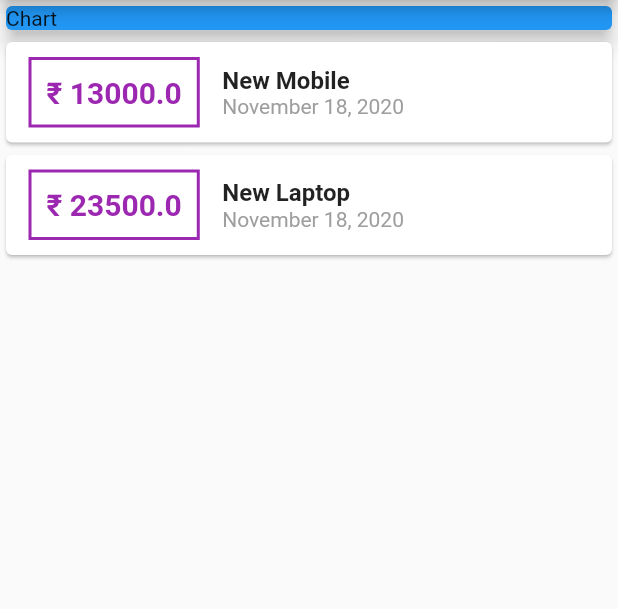
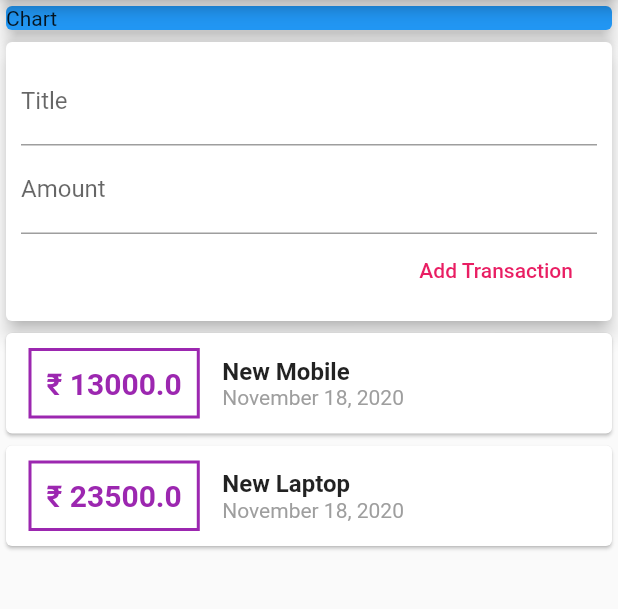
Before and after one commit to aryankush25/flutter_expenses_app, a Flutter app: the screen it shows after launch, on a phone screen of 412 x 824 dp, the part 84-693 px from its top. Run offline on Flutter 3.47's test engine with Material 2 defaults, Android fonts, the phone set to English and light mode, and no system bars.

Commit message:
Input Fields added

```diff
--- a/lib/main.dart
+++ b/lib/main.dart
@@ -36,6 +36,12 @@ class MyHomePage extends StatelessWidget {
     )
   ];
 
+  // String titleInput;
+  // String amountInput;
+
+  final titleController = TextEditingController();
+  final amountController = TextEditingController();
+
   @override
   Widget build(BuildContext context) {
     return Scaffold(
@@ -51,6 +57,46 @@ class MyHomePage extends StatelessWidget {
               color: Colors.blue,
               child: Text('Chart'),
               elevation: 5,
+            ),
+          ),
+          Card(
+            elevation: 5,
+            child: Container(
+              padding: EdgeInsets.all(10),
+              child: Column(
+                crossAxisAlignment: CrossAxisAlignment.end,
+                children: <Widget>[
+                  TextField(
+                    decoration: InputDecoration(
+                      labelText: 'Title',
+                    ),
+                    controller: titleController,
+                    // onChanged: (value) {
+                    //   titleInput = value;
+                    // },
+                  ),
+                  TextField(
+                    decoration: InputDecoration(
+                      labelText: 'Amount',
+                    ),
+                    controller: amountController,
+                    // onChanged: (value) {
+                    //   amountInput = value;
+                    // },
+                  ),
+                  FlatButton(
+                    child: Text('Add Transaction'),
+                    textColor: Colors.pink,
+                    onPressed: () {
+                      // print(titleInput);
+                      // print(amountInput);
+
+                      print(titleController.text);
+                      print(amountController.text);
+                    },
+                  )
+                ],
+              ),
             ),
           ),
           Column(
```
